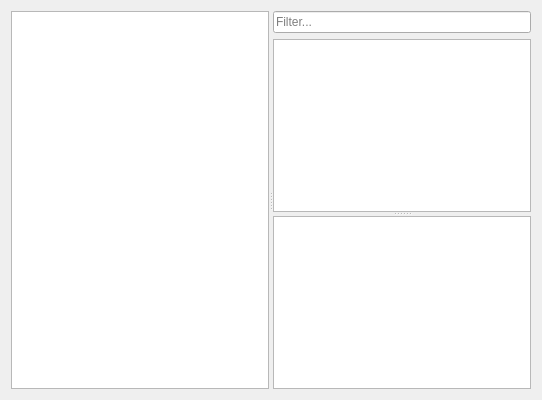
This is src/gui/pages/commitswidget.ui in poa00/kommit as Qt 5 draws it before an edit. The edited form follows.
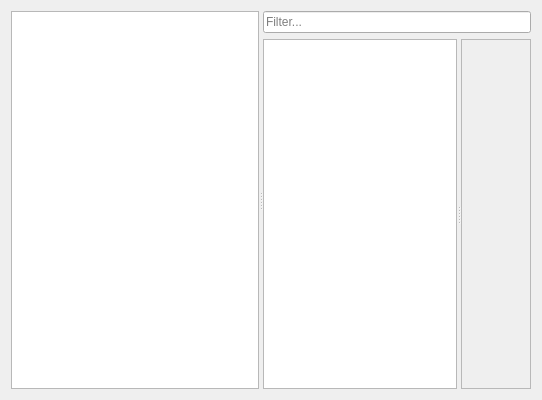
This is the edited form. Icons and pictures are not drawn. Custom widgets are drawn as their Qt base class.

Commit message: enable emails link in commit details widget

Patch:
```diff
--- a/src/gui/pages/commitswidget.ui
+++ b/src/gui/pages/commitswidget.ui
@@ -45,7 +45,7 @@
        <item>
         <widget class="QSplitter" name="splitter">
          <property name="orientation">
-          <enum>Qt::Vertical</enum>
+          <enum>Qt::Horizontal</enum>
          </property>
          <property name="childrenCollapsible">
           <bool>false</bool>
@@ -58,10 +58,25 @@
            <bool>false</bool>
           </property>
          </widget>
-         <widget class="LogDetailsWidget" name="textBrowser">
-          <property name="openLinks">
-           <bool>false</bool>
+         <widget class="QScrollArea" name="scrollArea">
+          <property name="widgetResizable">
+           <bool>true</bool>
           </property>
+          <widget class="QWidget" name="scrollAreaWidgetContents">
+           <property name="geometry">
+            <rect>
+             <x>0</x>
+             <y>0</y>
+             <width>73</width>
+             <height>350</height>
+            </rect>
+           </property>
+           <layout class="QVBoxLayout" name="verticalLayout_2">
+            <item>
+             <widget class="CommitDetails" name="widgetCommitDetails" native="true"/>
+            </item>
+           </layout>
+          </widget>
          </widget>
         </widget>
        </item>
@@ -78,9 +93,10 @@
    <header>core/treeview.h</header>
   </customwidget>
   <customwidget>
-   <class>LogDetailsWidget</class>
-   <extends>QTextBrowser</extends>
-   <header>widgets/logdetailswidget.h</header>
+   <class>CommitDetails</class>
+   <extends>QWidget</extends>
+   <header location="global">widgets/commitdetails.h</header>
+   <container>1</container>
   </customwidget>
  </customwidgets>
  <resources/>
```
The commit also changes 171 other files.
